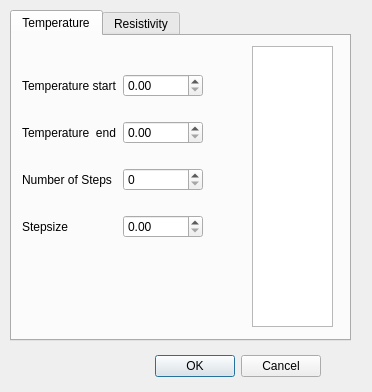
The window that configurations/Sequence_scan_temperature.ui (Cryostat-GUI/Cryostat-GUI) describes before a commit, drawn with Qt 5.
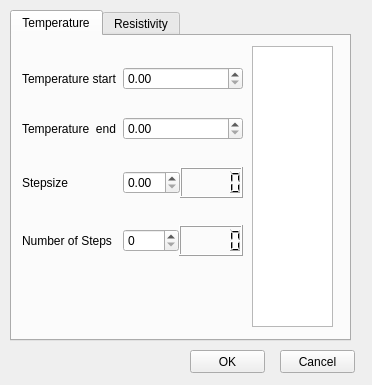
The same window after the commit.

Commit message: Tscan implemented in Sequence editor

Patch:
```diff
--- a/configurations/Sequence_scan_temperature.ui
+++ b/configurations/Sequence_scan_temperature.ui
@@ -7,28 +7,12 @@
     <x>0</x>
     <y>0</y>
     <width>372</width>
-    <height>392</height>
+    <height>385</height>
    </rect>
   </property>
   <property name="windowTitle">
    <string>Scan Temperature</string>
   </property>
-  <widget class="QDialogButtonBox" name="buttonBox">
-   <property name="geometry">
-    <rect>
-     <x>30</x>
-     <y>350</y>
-     <width>291</width>
-     <height>32</height>
-    </rect>
-   </property>
-   <property name="orientation">
-    <enum>Qt::Horizontal</enum>
-   </property>
-   <property name="standardButtons">
-    <set>QDialogButtonBox::Cancel|QDialogButtonBox::Ok</set>
-   </property>
-  </widget>
   <widget class="QTabWidget" name="tabWidget">
    <property name="geometry">
     <rect>
@@ -49,19 +33,12 @@
      <property name="geometry">
       <rect>
        <x>10</x>
-       <y>20</y>
-       <width>181</width>
-       <height>201</height>
+       <y>10</y>
+       <width>221</width>
+       <height>231</height>
       </rect>
      </property>
-     <layout class="QGridLayout" name="gridLayout">
-      <item row="0" column="0">
-       <widget class="QLabel" name="label">
-        <property name="text">
-         <string>Temperature start</string>
-        </property>
-       </widget>
-      </item>
+     <layout class="QGridLayout" name="gridLayout" rowstretch="0,0,0,0,0">
       <item row="1" column="0">
        <widget class="QLabel" name="label_2">
         <property name="text">
@@ -69,31 +46,114 @@
         </property>
        </widget>
       </item>
-      <item row="0" column="1">
-       <widget class="QDoubleSpinBox" name="spinSetTstart"/>
+      <item row="0" column="0">
+       <widget class="QLabel" name="label">
+        <property name="text">
+         <string>Temperature start</string>
+        </property>
+       </widget>
       </item>
-      <item row="1" column="1">
-       <widget class="QDoubleSpinBox" name="spinSetTend"/>
-      </item>
-      <item row="3" column="1">
-       <widget class="QDoubleSpinBox" name="spinSetSizeSteps"/>
-      </item>
-      <item row="3" column="0">
+      <item row="2" column="0">
        <widget class="QLabel" name="label_3">
         <property name="text">
          <string>Stepsize</string>
         </property>
        </widget>
       </item>
-      <item row="2" column="0">
+      <item row="3" column="0">
        <widget class="QLabel" name="label_4">
         <property name="text">
          <string>Number of Steps</string>
         </property>
        </widget>
       </item>
+      <item row="3" column="1">
+       <layout class="QHBoxLayout" name="horizontalLayout">
+        <property name="spacing">
+         <number>0</number>
+        </property>
+        <property name="sizeConstraint">
+         <enum>QLayout::SetMaximumSize</enum>
+        </property>
+        <item>
+         <widget class="QSpinBox" name="spinSetNsteps">
+          <property name="keyboardTracking">
+           <bool>false</bool>
+          </property>
+          <property name="maximum">
+           <number>5000</number>
+          </property>
+         </widget>
+        </item>
+        <item>
+         <widget class="QLCDNumber" name="lcdNsteps">
+          <property name="maximumSize">
+           <size>
+            <width>71</width>
+            <height>31</height>
+           </size>
+          </property>
+         </widget>
+        </item>
+       </layout>
+      </item>
       <item row="2" column="1">
-       <widget class="QSpinBox" name="spinSetNsteps"/>
+       <layout class="QHBoxLayout" name="horizontalLayout_2">
+        <property name="spacing">
+         <number>0</number>
+        </property>
+        <property name="sizeConstraint">
+         <enum>QLayout::SetMaximumSize</enum>
+        </property>
+        <item>
+         <widget class="QDoubleSpinBox" name="spinSetSizeSteps">
+          <property name="keyboardTracking">
+           <bool>false</bool>
+          </property>
+          <property name="maximum">
+           <double>50.000000000000000</double>
+          </property>
+         </widget>
+        </item>
+        <item>
+         <widget class="QLCDNumber" name="lcdStepsize">
+          <property name="maximumSize">
+           <size>
+            <width>71</width>
+            <height>31</height>
+           </size>
+          </property>
+         </widget>
+        </item>
+       </layout>
+      </item>
+      <item row="0" column="1">
+       <layout class="QHBoxLayout" name="horizontalLayout_3">
+        <item>
+         <widget class="QDoubleSpinBox" name="spinSetTstart">
+          <property name="keyboardTracking">
+           <bool>false</bool>
+          </property>
+          <property name="maximum">
+           <double>400.000000000000000</double>
+          </property>
+         </widget>
+        </item>
+       </layout>
+      </item>
+      <item row="1" column="1">
+       <layout class="QHBoxLayout" name="horizontalLayout_4">
+        <item>
+         <widget class="QDoubleSpinBox" name="spinSetTend">
+          <property name="keyboardTracking">
+           <bool>false</bool>
+          </property>
+          <property name="maximum">
+           <double>400.000000000000000</double>
+          </property>
+         </widget>
+        </item>
+       </layout>
       </item>
      </layout>
     </widget>
@@ -117,6 +177,38 @@
     </attribute>
    </widget>
   </widget>
+  <widget class="QPushButton" name="buttonOK">
+   <property name="geometry">
+    <rect>
+     <x>190</x>
+     <y>350</y>
+     <width>75</width>
+     <height>23</height>
+    </rect>
+   </property>
+   <property name="focusPolicy">
+    <enum>Qt::NoFocus</enum>
+   </property>
+   <property name="text">
+    <string>OK</string>
+   </property>
+  </widget>
+  <widget class="QPushButton" name="buttonCANCEL">
+   <property name="geometry">
+    <rect>
+     <x>280</x>
+     <y>350</y>
+     <width>75</width>
+     <height>23</height>
+    </rect>
+   </property>
+   <property name="focusPolicy">
+    <enum>Qt::NoFocus</enum>
+   </property>
+   <property name="text">
+    <string>Cancel</string>
+   </property>
+  </widget>
  </widget>
  <resources/>
  <connections>
```
Left out of the diff: 35 changed lines with no effect on the pictures. The commit also changes 2 other files.
